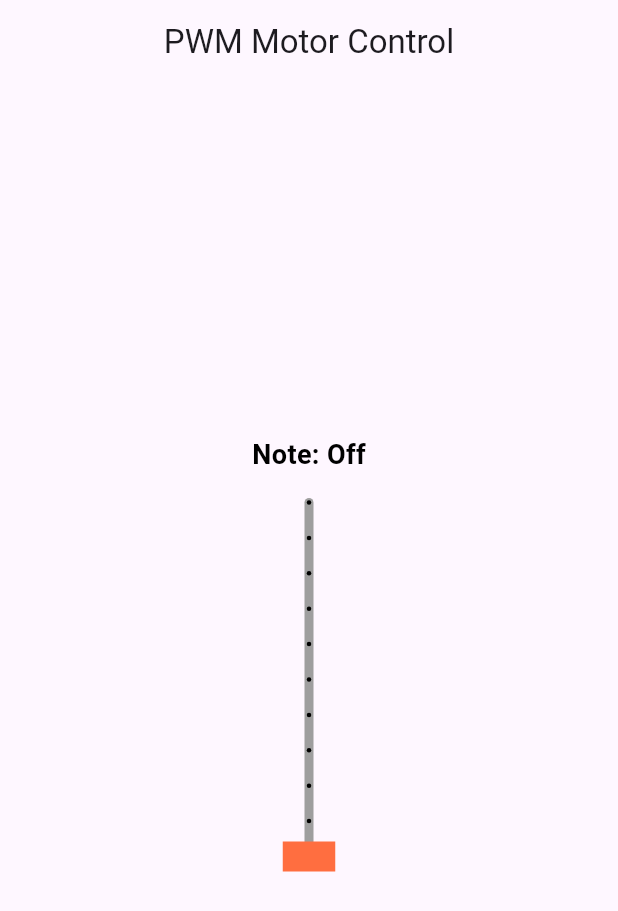
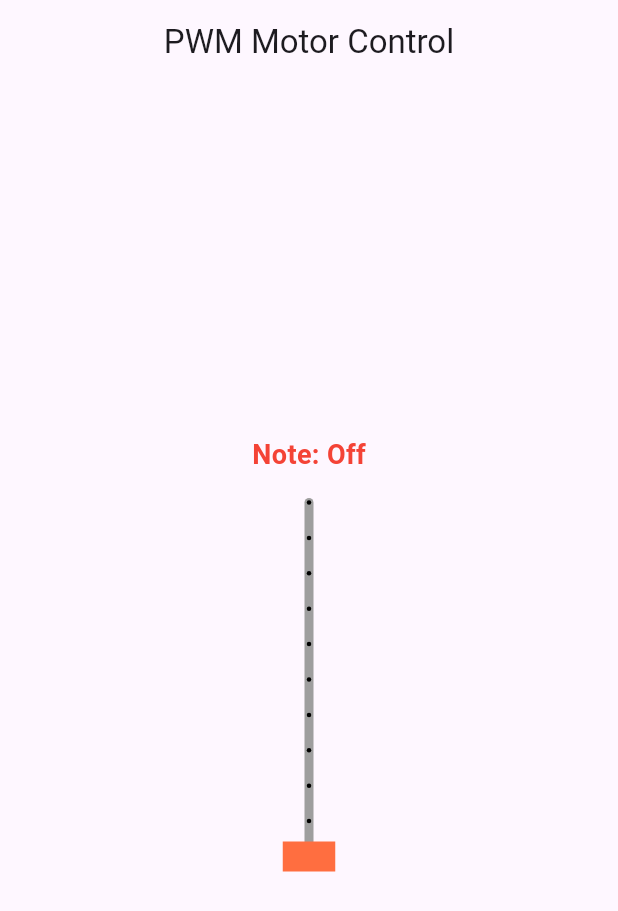
Before and after one commit to AllyTechEngineering/passive_buzzer, a Flutter app: the screen it shows after launch, on a phone screen of 412 x 824 dp. Shown: the top 911 px of the screen. Run offline on Flutter 3.47's test engine with Material 3 defaults, Android fonts, the phone set to English and light mode, and no system bars; our stand-ins replace bloc, equatable, flutter_bloc; missing offline and left inert: dart_periphery.

Commit message:
Added logic to change the color of the slider label when "Off"

```diff
--- a/lib/widgets/pwm_buzzer_period_slider.dart
+++ b/lib/widgets/pwm_buzzer_period_slider.dart
@@ -22,9 +22,9 @@ class PwmBuzzerPeriodSlider extends StatelessWidget {
             children: [
               Text(
                 'Note: $noteNames',
-                style: const TextStyle(
+                style: TextStyle(
                   fontSize: 18,
-                  color: Colors.black,
+                  color: noteNames == "Off" ? Colors.red : Colors.black, // Make "Off" red
                   fontWeight: FontWeight.bold,
                 ),
               ),
```
